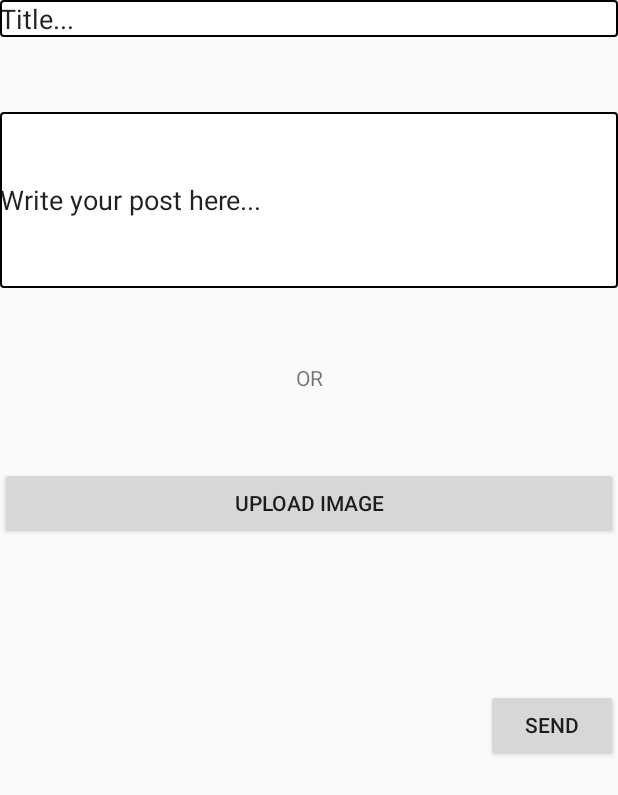
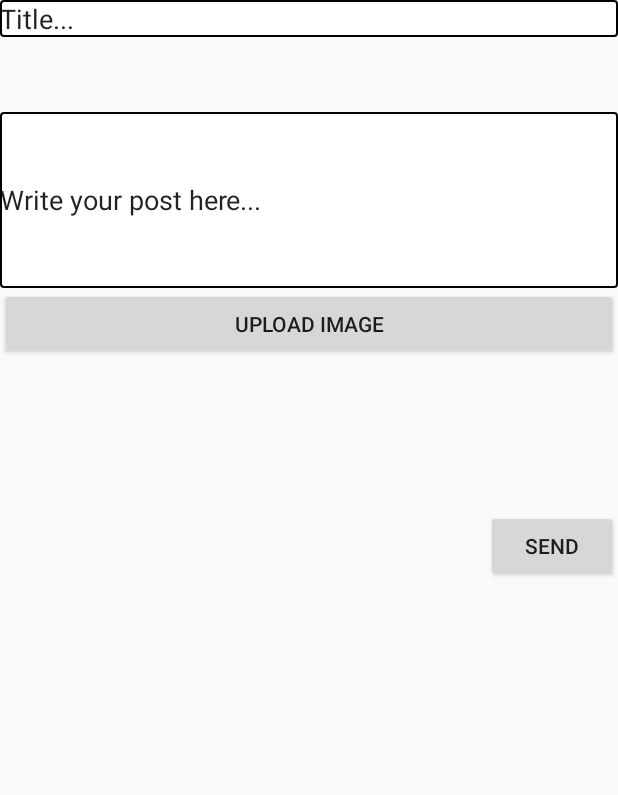
Before and after one commit to Jaxon1517/FinalProject, an Android app: the makePost screen opened directly, with no data from a screen before it, on a phone screen of 412 x 824 dp. Shown: the top 795 px of the screen. Run offline under Robolectric (Android 15) with nearby library versions, the phone set to English and light mode, and no system bars; our stand-ins replace Firebase (no records; nobody signed in at launch, a user with empty details on screens opened directly).

Commit message:
finally done

```diff
--- a/app/src/main/res/layout/activity_make_post.xml
+++ b/app/src/main/res/layout/activity_make_post.xml
@@ -38,17 +38,6 @@
             android:inputType="textPersonName"
             android:text="Write your post here..." />
 
-        <TextView
-            android:id="@+id/textView4"
-            android:layout_width="match_parent"
-            android:layout_height="wrap_content"
-            android:layout_gravity="center"
-            android:layout_marginTop="50dp"
-            android:layout_marginBottom="50dp"
-            android:foregroundGravity="center"
-            android:gravity="center"
-            android:text="OR" />
-
         <Button
             android:id="@+id/button"
             android:layout_width="match_parent"
```
